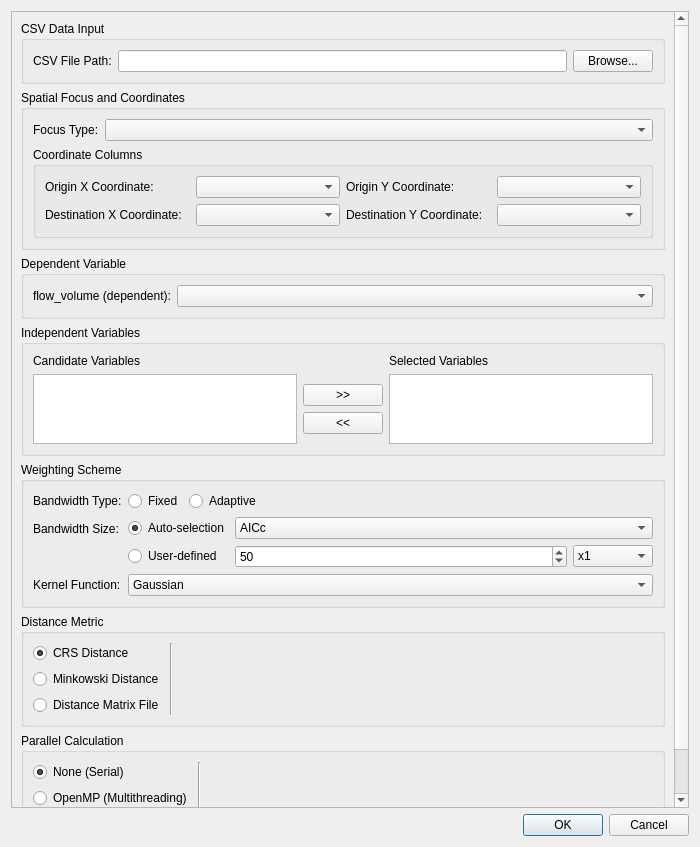
Old version of the form src/gwmswimoptionsdialog.ui in the repository GWmodel-Lab/GWmodelS.
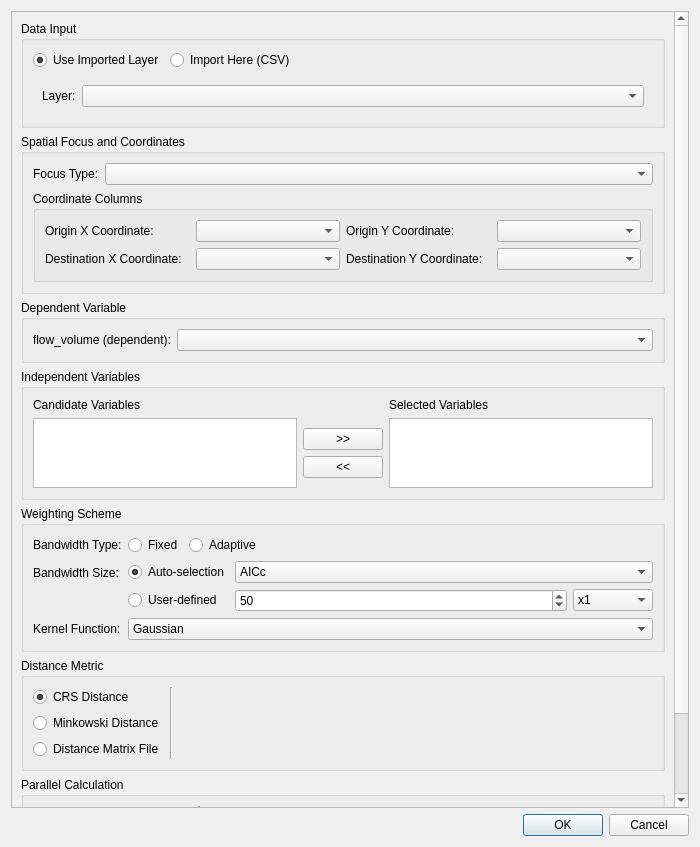
New version of the form.

Commit message: update data input method

```diff
--- a/src/gwmswimoptionsdialog.ui
+++ b/src/gwmswimoptionsdialog.ui
@@ -32,8 +32,63 @@
        <item>
         <widget class="QGroupBox" name="groupBox_CSV">
          <property name="title">
-          <string>CSV Data Input</string>
+          <string>Data Input</string>
          </property>
+         <layout class="QVBoxLayout" name="verticalLayout_DataInput">
+          <item>
+           <layout class="QHBoxLayout" name="horizontalLayout_DataSourceType">
+            <item>
+             <widget class="QRadioButton" name="mUseImportedLayerRadio">
+              <property name="text">
+               <string>Use Imported Layer</string>
+              </property>
+              <property name="checked">
+               <bool>true</bool>
+              </property>
+             </widget>
+            </item>
+            <item>
+             <widget class="QRadioButton" name="mUseCsvFileRadio">
+              <property name="text">
+               <string>Import Here (CSV)</string>
+              </property>
+             </widget>
+            </item>
+            <item>
+             <spacer name="horizontalSpacer_DataSourceType">
+              <property name="orientation">
+               <enum>Qt::Horizontal</enum>
+              </property>
+              <property name="sizeHint" stdset="0">
+               <size>
+                <width>40</width>
+                <height>20</height>
+               </size>
+              </property>
+             </spacer>
+            </item>
+           </layout>
+          </item>
+          <item>
+           <widget class="QStackedWidget" name="mDataInputStack">
+            <property name="currentIndex">
+             <number>0</number>
+            </property>
+            <widget class="QWidget" name="pageImportedLayer">
+             <layout class="QFormLayout" name="formLayout_ImportedLayer">
+              <item row="0" column="0">
+               <widget class="QLabel" name="label_ImportedLayer">
+                <property name="text">
+                 <string>Layer:</string>
+                </property>
+               </widget>
+              </item>
+              <item row="0" column="1">
+               <widget class="QComboBox" name="mLayerComboBox"/>
+              </item>
+             </layout>
+            </widget>
+            <widget class="QWidget" name="pageCsvFile">
          <layout class="QFormLayout" name="formLayout_CSV">
           <item row="0" column="0">
            <widget class="QLabel" name="label_CSV">
@@ -55,6 +110,10 @@
              </widget>
             </item>
            </layout>
+              </item>
+             </layout>
+            </widget>
+           </widget>
           </item>
          </layout>
         </widget>
```
Left out of the diff: 2 changed lines with no effect on the pictures. Lines whose indentation alone changed are shown as unchanged. The commit also changes 3 other files.
